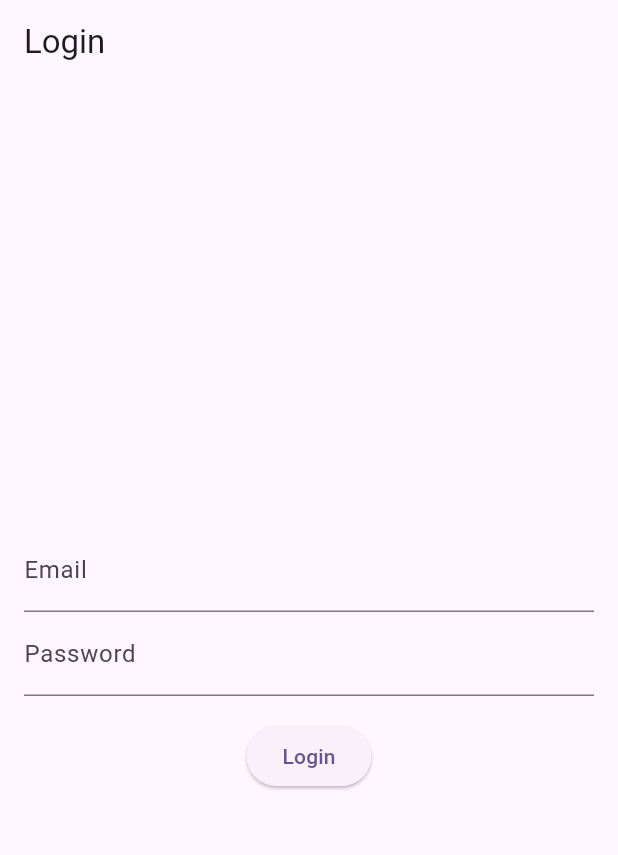
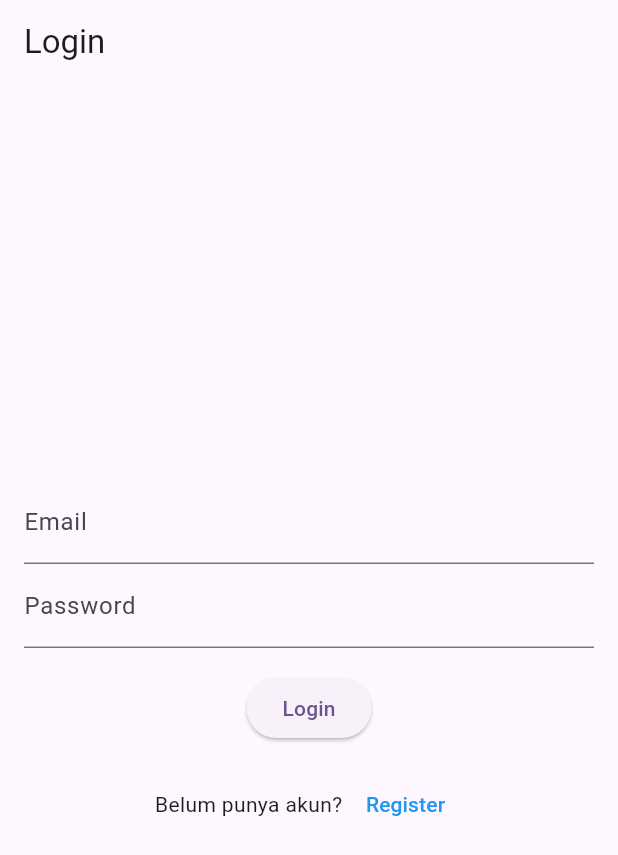
Before and after one commit to Eosiner/codelab-mobilemodul3, a Flutter app: the screen it shows after launch, on a phone screen of 412 x 824 dp. Shown: the top 855 px of the screen. Run offline on Flutter 3.47's test engine with Material 3 defaults, Android fonts, the phone set to English and light mode, and no system bars; our stand-ins replace cloud_firestore, firebase_auth, firebase_core, get, shared_preferences; accounts and stored records are empty.

Commit message:
register

```diff
--- a/lib/login_page.dart
+++ b/lib/login_page.dart
@@ -1,7 +1,7 @@
 import 'package:flutter/material.dart';
 import 'package:get/get.dart';
-
 import 'auth_controller.dart';
+import 'register_page.dart';
 
 class LoginPage extends StatefulWidget {
   @override
@@ -12,6 +12,7 @@ class _LoginPageState extends State<LoginPage> {
   final AuthController _authController = Get.put(AuthController());
   final TextEditingController _emailController = TextEditingController();
   final TextEditingController _passwordController = TextEditingController();
+
   @override
   void dispose() {
     _emailController.dispose();
@@ -46,16 +47,32 @@ class _LoginPageState extends State<LoginPage> {
                 onPressed: _authController.isLoading.value
                     ? null
                     : () {
-                        _authController.loginUser(
-                          _emailController.text,
-                          _passwordController.text,
-                        );
-                      },
+                  _authController.loginUser(
+                    _emailController.text,
+                    _passwordController.text,
+                  );
+                },
                 child: _authController.isLoading.value
                     ? CircularProgressIndicator()
                     : Text('Login'),
               );
             }),
+            SizedBox(height: 16),
+            Row(
+              mainAxisAlignment: MainAxisAlignment.center,
+              children: [
+                Text("Belum punya akun? "),
+                TextButton(
+                  onPressed: () {
+                    Get.to(() => RegisterPage());
+                  },
+                  child: Text(
+                    'Register',
+                    style: TextStyle(color: Colors.blue),
+                  ),
+                ),
+              ],
+            ),
           ],
         ),
       ),
```
